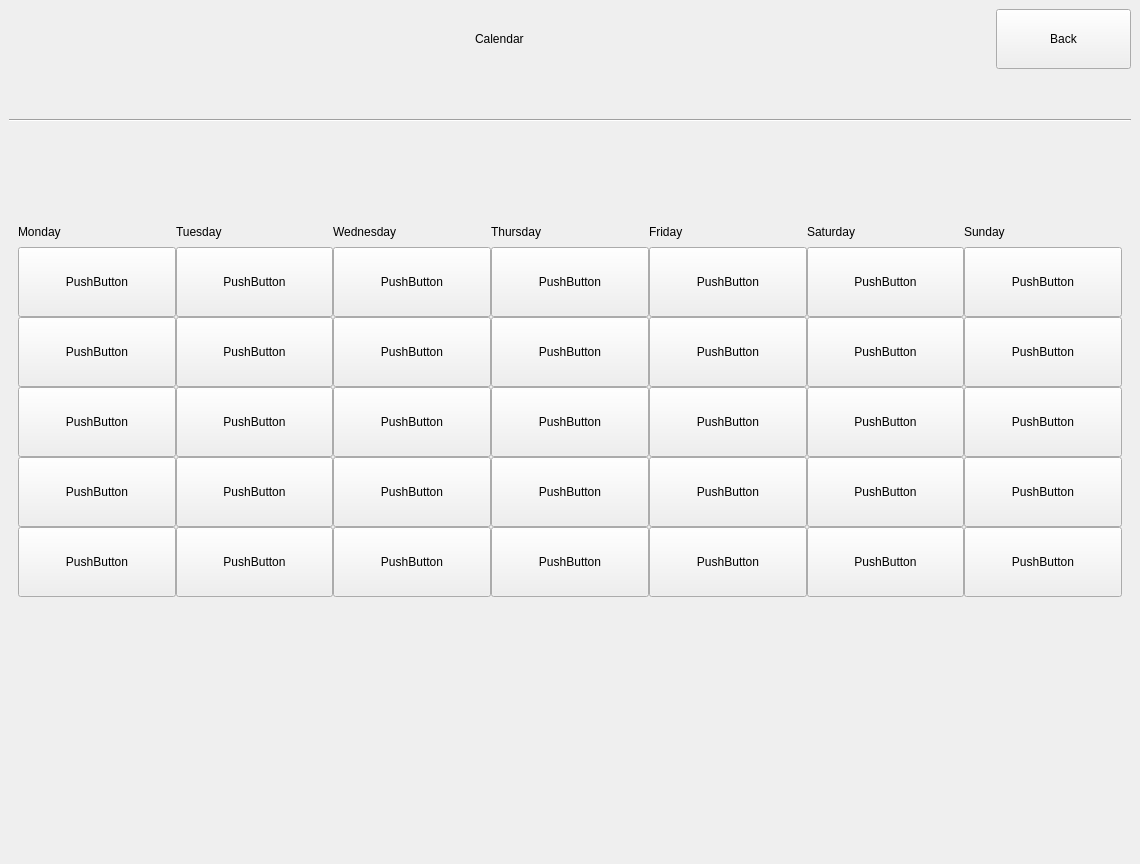
Demonim/Simargl-Study-Project, file main/UI/calendar.ui: the form before one commit.
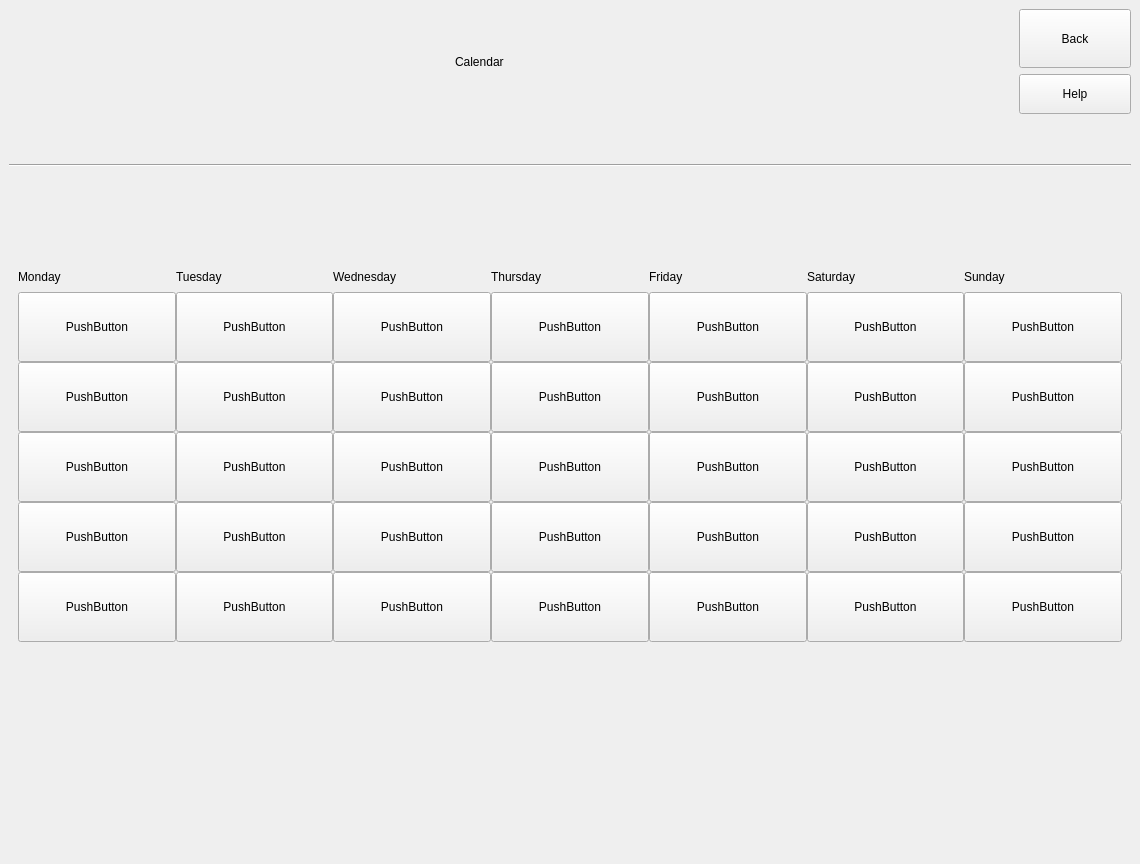
The form after the commit.

Commit message:
Universal Help
Added universal help for:
notes
Email
calendar
courses
dashboard
StudIP

```diff
--- a/main/UI/calendar.ui
+++ b/main/UI/calendar.ui
@@ -26,9 +26,9 @@
    <string>MainWindow</string>
   </property>
   <widget class="QWidget" name="centralwidget">
-   <layout class="QVBoxLayout" name="verticalLayout">
+   <layout class="QVBoxLayout" name="verticalLayout_3">
     <item>
-     <layout class="QHBoxLayout" name="horizontalLayout">
+     <layout class="QHBoxLayout" name="horizontalLayout" stretch="4,1,4,1">
       <property name="bottomMargin">
        <number>44</number>
       </property>
@@ -57,6 +57,9 @@
         <property name="orientation">
          <enum>Qt::Orientation::Horizontal</enum>
         </property>
+        <property name="sizeType">
+         <enum>QSizePolicy::Policy::MinimumExpanding</enum>
+        </property>
         <property name="sizeHint" stdset="0">
          <size>
           <width>40</width>
@@ -65,6 +68,8 @@
         </property>
        </spacer>
       </item>
+      <item>
+       <layout class="QVBoxLayout" name="verticalLayout">
       <item>
        <widget class="QPushButton" name="Back_Button">
         <property name="sizePolicy">
@@ -89,6 +94,36 @@
          <string>Back</string>
         </property>
        </widget>
+        </item>
+        <item>
+         <widget class="QPushButton" name="Help_Button">
+          <property name="sizePolicy">
+           <sizepolicy hsizetype="Expanding" vsizetype="Expanding">
+            <horstretch>0</horstretch>
+            <verstretch>0</verstretch>
+           </sizepolicy>
+          </property>
+          <property name="minimumSize">
+           <size>
+            <width>70</width>
+            <height>30</height>
+           </size>
+          </property>
+          <property name="maximumSize">
+           <size>
+            <width>130</width>
+            <height>40</height>
+           </size>
+          </property>
+          <property name="styleSheet">
+           <string notr="true"/>
+          </property>
+          <property name="text">
+           <string>Help</string>
+          </property>
+         </widget>
+        </item>
+       </layout>
       </item>
      </layout>
     </item>
```
Lines whose indentation alone changed are shown as unchanged. The commit also changes 7 other files.
